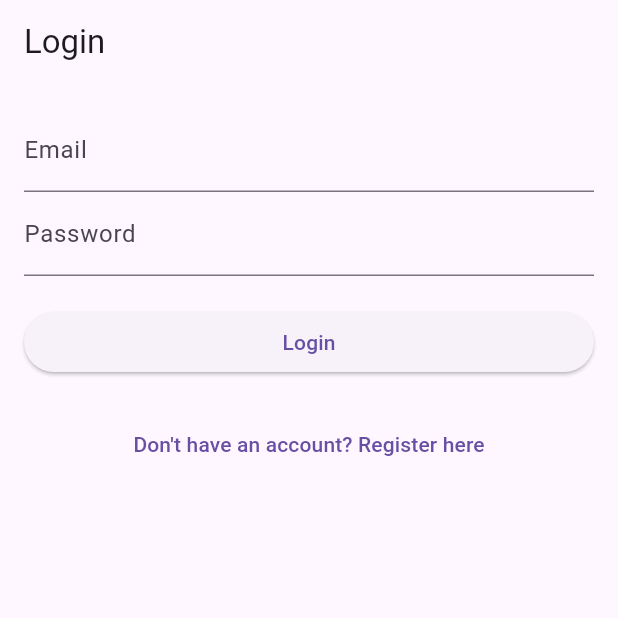
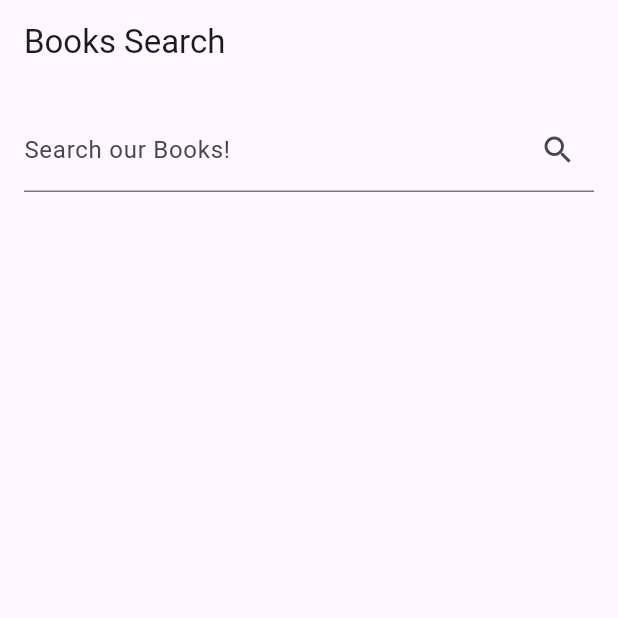
Before and after one commit to rchai12/book-app, a Flutter app: the screen it shows after launch, on a phone screen of 412 x 824 dp, the top half of it. Run offline on Flutter 3.47's test engine with Material 3 defaults, Android fonts, the phone set to English and light mode, and no system bars; our stand-ins replace cloud_firestore, firebase_auth, firebase_core; accounts and stored records are empty.

Commit message:
Integrated google books api, created a book search page

```diff
--- /dev/null
+++ b/lib/book.dart
@@ -0,0 +1,51 @@
+class Book {
+  final String title;
+  final String subtitle;
+  final List<String> authors;
+  final String description;
+  final String publisher;
+  final String publishedDate;
+  final int pageCount;
+  final List<String> categories;
+  final double averageRating;
+  final String thumbnail;
+  final String previewLink;
+  final String infoLink;
+  final String language;
+
+  Book({
+    required this.title,
+    required this.subtitle,
+    required this.authors,
+    required this.description,
+    required this.publisher,
+    required this.publishedDate,
+    required this.pageCount,
+    required this.categories,
+    required this.averageRating,
+    required this.thumbnail,
+    required this.previewLink,
+    required this.infoLink,
+    required this.language,
+  });
+
+  factory Book.fromJson(Map<String, dynamic> json) {
+    final volumeInfo = json['volumeInfo'] ?? {};
+
+    return Book(
+      title: volumeInfo['title'] ?? 'No Title',
+      subtitle: volumeInfo['subtitle'] ?? '',
+      authors: (volumeInfo['authors'] as List?)?.map((e) => e.toString()).toList() ?? ['Unknown'],
+      description: volumeInfo['description'] ?? '',
+      publisher: volumeInfo['publisher'] ?? '',
+      publishedDate: volumeInfo['publishedDate'] ?? '',
+      pageCount: volumeInfo['pageCount'] ?? 0,
+      categories: (volumeInfo['categories'] as List?)?.map((e) => e.toString()).toList() ?? [],
+      averageRating: (volumeInfo['averageRating'] ?? 0).toDouble(),
+      thumbnail: volumeInfo['imageLinks']?['thumbnail'] ?? '',
+      previewLink: volumeInfo['previewLink'] ?? '',
+      infoLink: volumeInfo['infoLink'] ?? '',
+      language: volumeInfo['language'] ?? '',
+    );
+  }
+}
--- /dev/null
+++ b/lib/book_search_page.dart
@@ -0,0 +1,80 @@
+import 'package:flutter/material.dart';
+import 'google_books_api.dart';
+import 'book.dart';
+
+class BookSearchPage extends StatefulWidget {
+  @override
+  _BookSearchPageState createState() => _BookSearchPageState();
+}
+
+class _BookSearchPageState extends State<BookSearchPage> {
+  final TextEditingController _controller = TextEditingController();
+  List<Book> _books = [];
+  bool _loading = false;
+
+  void _search() async {
+    setState(() => _loading = true);
+    try {
+      final results = await GoogleBooksApi.searchBooks(_controller.text);
+      setState(() => _books = results);
+    } catch (e) {
+      print(e);
+    } finally {
+      setState(() => _loading = false);
+    }
+  }
+
+  @override
+  Widget build(BuildContext context) {
+    return Scaffold(
+      appBar: AppBar(title: Text('Books Search')),
+      body: Padding(
+        padding: const EdgeInsets.all(16),
+        child: Column(
+          children: [
+            TextField(
+              controller: _controller,
+              decoration: InputDecoration(
+                labelText: 'Search our Books!',
+                suffixIcon: IconButton(
+                  icon: Icon(Icons.search),
+                  onPressed: _search,
+                ),
+              ),
+            ),
+            SizedBox(height: 20),
+            _loading
+                ? CircularProgressIndicator()
+                : Expanded(
+                    child: ListView.builder(
+                      itemCount: _books.length,
+                      itemBuilder: (context, index) {
+                        final book = _books[index];
+                        return ListTile(
+                          leading: book.thumbnail.isNotEmpty
+                              ? Image.network(book.thumbnail, width: 50, fit: BoxFit.cover)
+                              : null,
+                          title: Text(book.title),
+                          subtitle: Column(
+                            crossAxisAlignment: CrossAxisAlignment.start,
+                            children: [
+                              if (book.subtitle.isNotEmpty) Text(book.subtitle, style: TextStyle(fontWeight: FontWeight.w500)),
+                              Text(book.authors.join(', ')),
+                              if (book.publisher.isNotEmpty) Text('Published by ${book.publisher}'),
+                            ],
+                          ),
+                          onTap: () {
+                            if (book.previewLink.isNotEmpty) {
+                              // placeholder to go to book details page
+                            }
+                          },
+                        );
+                      },
+                    ),
+                  ),
+          ],
+        ),
+      ),
+    );
+  }
+}
--- a/lib/google_books_api.dart
+++ b/lib/google_books_api.dart
@@ -0,0 +1,32 @@
+import 'dart:convert';
+import 'package:http/http.dart' as http;
+import 'book.dart';
+
+class GoogleBooksApi {
+  static const _baseUrl = 'www.googleapis.com';
+
+  static Future<List<Book>> searchBooks(String query) async {
+    final uri = Uri.https(
+      _baseUrl,
+      '/books/v1/volumes',
+      {'q': query, 'key': 'AIzaSyCvP8UF-CE64MgHS9pJdhPXEbwvUwAUO84'},
+    );
+
+    try {
+      final response = await http.get(uri);
+
+      if (response.statusCode == 200) {
+        final data = json.decode(response.body);
+        final items = data['items'] as List<dynamic>?;
+
+        if (items == null) return [];
+
+        return items.map((item) => Book.fromJson(item)).toList();
+      } else {
+        throw Exception('Failed to fetch books. Status code: ${response.statusCode}');
+      }
+    } catch (e) {
+      throw Exception('Error fetching books: $e');
+    }
+  }
+}
--- a/lib/main.dart
+++ b/lib/main.dart
@@ -1,6 +1,6 @@
 import 'package:firebase_core/firebase_core.dart';
 import 'package:flutter/material.dart';
-
+import 'book_search_page.dart';
 import 'login_page.dart';
 
 void main() async {
@@ -15,9 +15,9 @@ class BookApp extends StatelessWidget {
   @override
   Widget build(BuildContext context) {
     return MaterialApp(
-      title: 'Profile App',
+      title: 'Book App',
       theme: ThemeData(primarySwatch: Colors.blue),
-      home: LoginPage(),
+      home: BookSearchPage(),
     );
   }
 }
--- a/pubspec.yaml
+++ b/pubspec.yaml
@@ -38,6 +38,7 @@ dependencies:
   firebase_auth: ^5.5.2
   cloud_firestore: ^5.6.6
   intl: ^0.20.2
+  http: ^1.3.0
 
 dev_dependencies:
   flutter_test:
```
Also changed, not shown: lib/search_page.dart (deleted), pubspec.lock, 1 other file.
